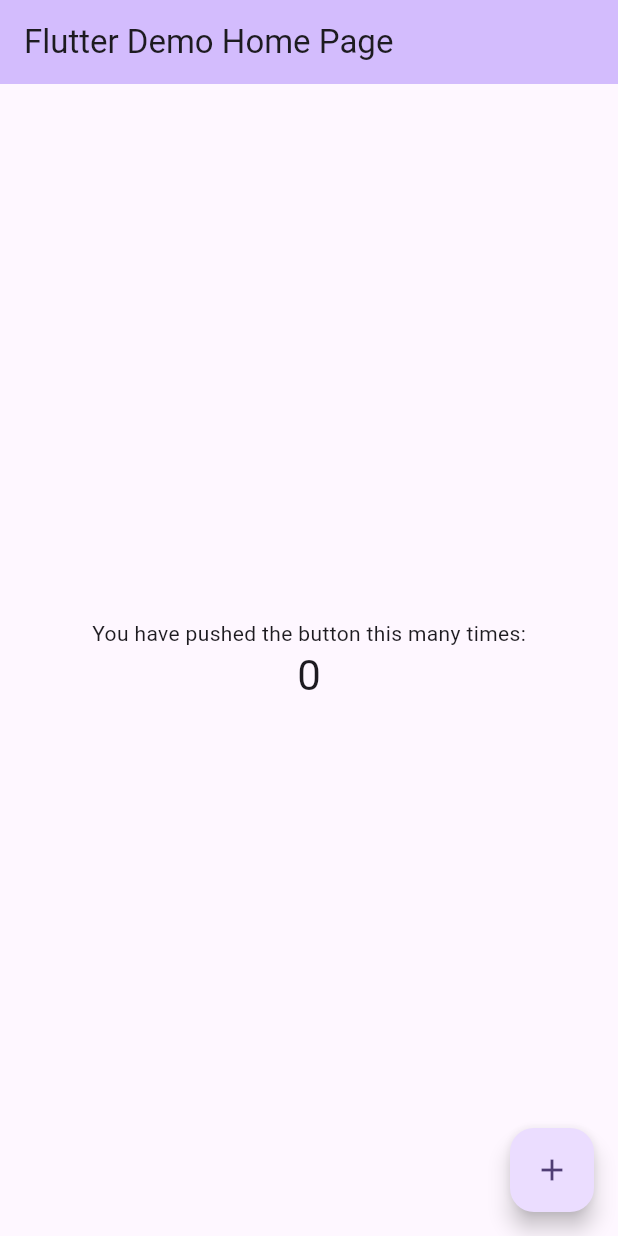
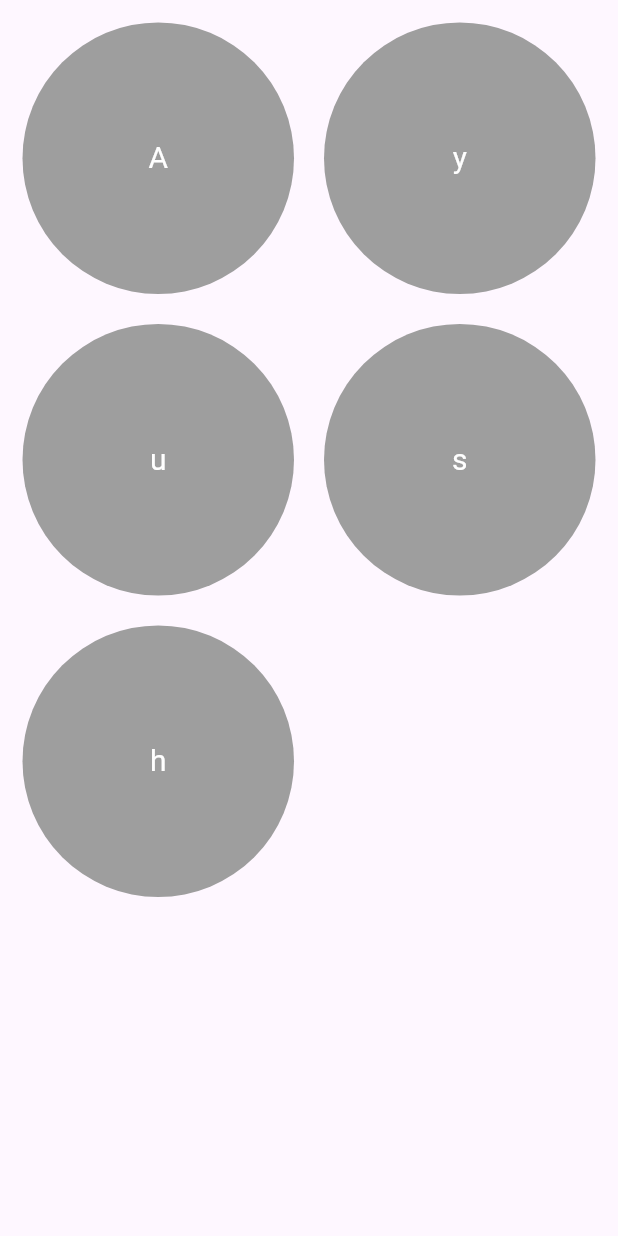
Before and after one commit to AayushShrestha007/MobileApplicationDev, a Flutter app: the screen it shows after launch, on a phone screen of 412 x 824 dp. Run offline on Flutter 3.47's test engine with Material 3 defaults, Android fonts, the phone set to English and light mode, and no system bars.

Commit message:
new class test

```diff
--- /dev/null
+++ b/class_test/lib/app/app.dart
@@ -0,0 +1,13 @@
+import 'package:class_test/screen/splash_screen.dart';
+import 'package:flutter/material.dart';
+
+class App extends StatelessWidget {
+  const App({super.key});
+
+  @override
+  Widget build(BuildContext context) {
+    return const MaterialApp(
+      home: SplashScreen(),
+    );
+  }
+}
--- /dev/null
+++ b/class_test/lib/common/button_widget.dart
@@ -0,0 +1,48 @@
+import 'package:flutter/material.dart';
+
+class MyButtonWidget extends StatefulWidget {
+  String text;
+
+  MyButtonWidget({super.key, required this.text});
+
+  @override
+  _MyButtonWidgetState createState() => _MyButtonWidgetState();
+}
+
+class _MyButtonWidgetState extends State<MyButtonWidget> {
+  bool isColored = false;
+  bool isVisible = true;
+
+  @override
+  Widget build(BuildContext context) {
+    return GestureDetector(
+      onTap: () {
+        setState(() {
+          if (!isColored) {
+            isColored = true;
+          } else {
+            isVisible = false;
+          }
+        });
+      },
+      child: Visibility(
+        visible: isVisible,
+        child: Container(
+          width: 50,
+          height: 50,
+          margin: const EdgeInsets.all(5),
+          decoration: BoxDecoration(
+            borderRadius: BorderRadius.circular(100),
+            color: isColored ? Colors.blue : Colors.grey,
+          ),
+          child: Center(
+            child: Text(
+              widget.text,
+              style: const TextStyle(fontSize: 20, color: Colors.white),
+            ),
+          ),
+        ),
+      ),
+    );
+  }
+}
--- a/class_test/lib/main.dart
+++ b/class_test/lib/main.dart
@@ -1,125 +1,6 @@
+import 'package:class_test/app/app.dart';
 import 'package:flutter/material.dart';
 
 void main() {
-  runApp(const MyApp());
+  runApp(const App());
 }
-
-class MyApp extends StatelessWidget {
-  const MyApp({super.key});
-
-  // This widget is the root of your application.
-  @override
-  Widget build(BuildContext context) {
-    return MaterialApp(
-      title: 'Flutter Demo',
-      theme: ThemeData(
-        // This is the theme of your application.
-        //
-        // TRY THIS: Try running your application with "flutter run". You'll see
-        // the application has a purple toolbar. Then, without quitting the app,
-        // try changing the seedColor in the colorScheme below to Colors.green
-        // and then invoke "hot reload" (save your changes or press the "hot
-        // reload" button in a Flutter-supported IDE, or press "r" if you used
-        // the command line to start the app).
-        //
-        // Notice that the counter didn't reset back to zero; the application
-        // state is not lost during the reload. To reset the state, use hot
-        // restart instead.
-        //
-        // This works for code too, not just values: Most code changes can be
-        // tested with just a hot reload.
-        colorScheme: ColorScheme.fromSeed(seedColor: Colors.deepPurple),
-        useMaterial3: true,
-      ),
-      home: const MyHomePage(title: 'Flutter Demo Home Page'),
-    );
-  }
-}
-
-class MyHomePage extends StatefulWidget {
-  const MyHomePage({super.key, required this.title});
-
-  // This widget is the home page of your application. It is stateful, meaning
-  // that it has a State object (defined below) that contains fields that affect
-  // how it looks.
-
-  // This class is the configuration for the state. It holds the values (in this
-  // case the title) provided by the parent (in this case the App widget) and
-  // used by the build method of the State. Fields in a Widget subclass are
-  // always marked "final".
-
-  final String title;
-
-  @override
-  State<MyHomePage> createState() => _MyHomePageState();
-}
-
-class _MyHomePageState extends State<MyHomePage> {
-  int _counter = 0;
-
-  void _incrementCounter() {
-    setState(() {
-      // This call to setState tells the Flutter framework that something has
-      // changed in this State, which causes it to rerun the build method below
-      // so that the display can reflect the updated values. If we changed
-      // _counter without calling setState(), then the build method would not be
-      // called again, and so nothing would appear to happen.
-      _counter++;
-    });
-  }
-
-  @override
-  Widget build(BuildContext context) {
-    // This method is rerun every time setState is called, for instance as done
-    // by the _incrementCounter method above.
-    //
-    // The Flutter framework has been optimized to make rerunning build methods
-    // fast, so that you can just rebuild anything that needs updating rather
-    // than having to individually change instances of widgets.
-    return Scaffold(
-      appBar: AppBar(
-        // TRY THIS: Try changing the color here to a specific color (to
-        // Colors.amber, perhaps?) and trigger a hot reload to see the AppBar
-        // change color while the other colors stay the same.
-        backgroundColor: Theme.of(context).colorScheme.inversePrimary,
-        // Here we take the value from the MyHomePage object that was created by
-        // the App.build method, and use it to set our appbar title.
-        title: Text(widget.title),
-      ),
-      body: Center(
-        // Center is a layout widget. It takes a single child and positions it
-        // in the middle of the parent.
-        child: Column(
-          // Column is also a layout widget. It takes a list of children and
-          // arranges them vertically. By default, it sizes itself to fit its
-          // children horizontally, and tries to be as tall as its parent.
-          //
-          // Column has various properties to control how it sizes itself and
-          // how it positions its children. Here we use mainAxisAlignment to
-          // center the children vertically; the main axis here is the vertical
-          // axis because Columns are vertical (the cross axis would be
-          // horizontal).
-          //
-          // TRY THIS: Invoke "debug painting" (choose the "Toggle Debug Paint"
-          // action in the IDE, or press "p" in the console), to see the
-          // wireframe for each widget.
-          mainAxisAlignment: MainAxisAlignment.center,
-          children: <Widget>[
-            const Text(
-              'You have pushed the button this many times:',
-            ),
-            Text(
-              '$_counter',
-              style: Theme.of(context).textTheme.headlineMedium,
-            ),
-          ],
-        ),
-      ),
-      floatingActionButton: FloatingActionButton(
-        onPressed: _incrementCounter,
-        tooltip: 'Increment',
-        child: const Icon(Icons.add),
-      ), // This trailing comma makes auto-formatting nicer for build methods.
-    );
-  }
-}
--- /dev/null
+++ b/class_test/lib/screen/class_test_screen.dart
@@ -0,0 +1,36 @@
+import 'package:class_test/common/button_widget.dart';
+import 'package:flutter/material.dart';
+
+class ClassTestScreen extends StatelessWidget {
+  const ClassTestScreen({super.key});
+
+  @override
+  Widget build(BuildContext context) {
+    String name = "Ayush";
+    List<String> characters = [];
+
+    // Extract individual characters from the inputString and insert them into the characters list
+    for (int i = 0; i < name.length; i++) {
+      characters.add(name[i]);
+    }
+
+    return Scaffold(
+        body: GridView.count(
+      padding: const EdgeInsets.all(10),
+      crossAxisSpacing: 10,
+      mainAxisSpacing: 10,
+      crossAxisCount: 2,
+      children: <Widget>[
+        for (int i = 0; i < characters.length; i++) ...{
+          MyButtonWidget(
+            text: characters[i],
+          )
+          // ElevatedButton(
+          //   onPressed: () {},
+          //   child: Text(characters[i]),
+          // ),
+        },
+      ],
+    ));
+  }
+}
```
Also changed, not shown: class_test/lib/screen/splash_screen.dart (added, +35 -0 lines), 1 other file.
